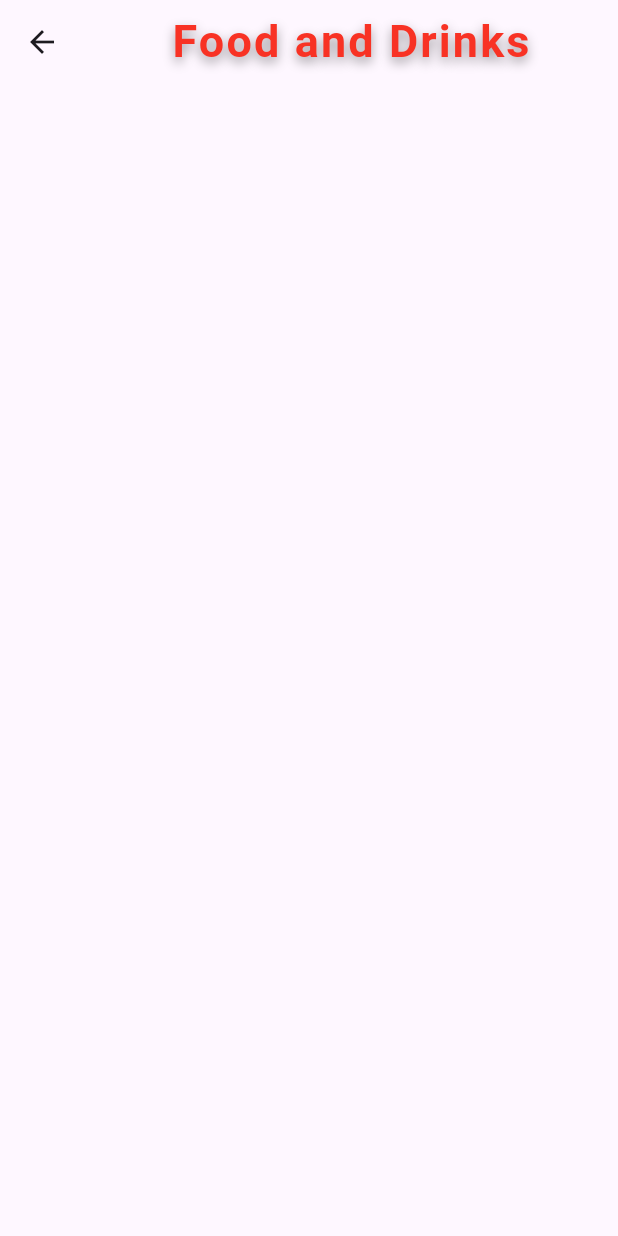
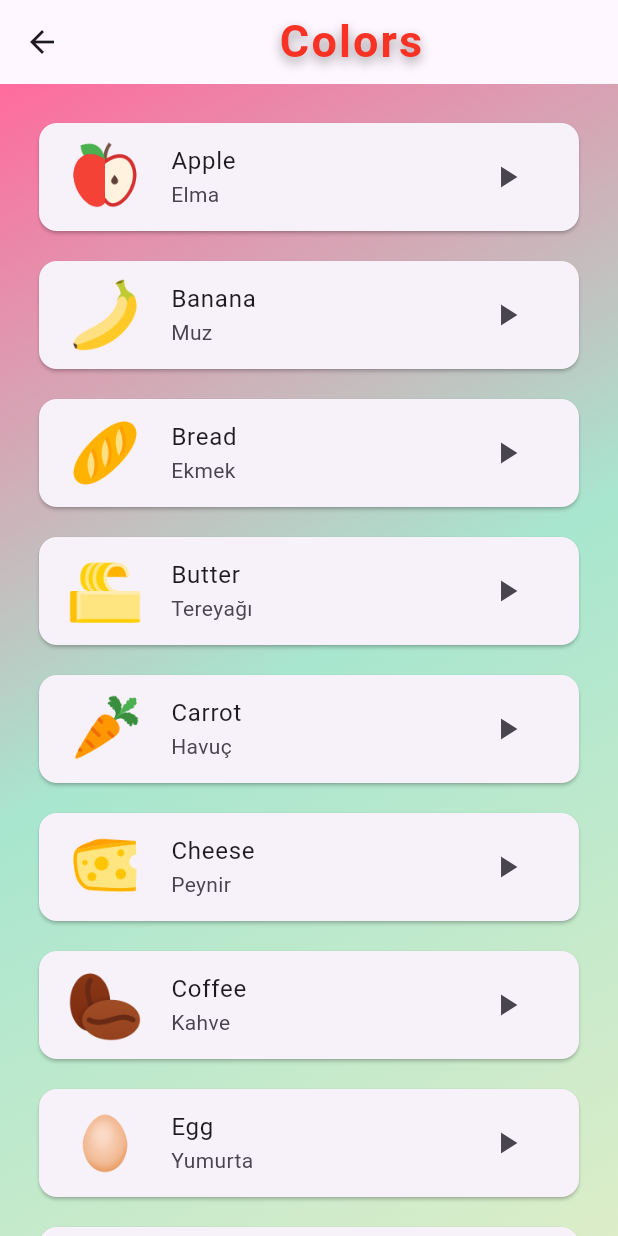
Before and after one commit to salmamehrez85/turkish_language_app, a Flutter app: the screen it shows after launch, after a tap on "Food & Drinks", on a phone screen of 412 x 824 dp. Run offline on Flutter 3.47's test engine with Material 3 defaults, Android fonts, the light colour scheme and no system bars.

Commit message:
Create Lists for all Screens && Write Screen Widget Code to be Reusable for all Screens

```diff
--- a/lib/data/animals_list.dart
+++ b/lib/data/animals_list.dart
@@ -81,4 +81,6 @@ class AnimalsList {
       sound: 'assets/sounds/animals/sheep.mp3',
     ),
   ];
+
+  static var colorsList;
 }
--- /dev/null
+++ b/lib/data/colors_list.dart
@@ -0,0 +1,48 @@
+import 'package:turkish_language_app/models/animal_model.dart';
+
+class ColorsList {
+  static final List<AnimalModel> colorsList = [
+    AnimalModel(
+      image: 'assets/images/colors/colors_black.png',
+      engText: 'Black',
+      turkText: 'Siyah',
+      sound: 'assets/sounds/colors/black.mp3',
+    ),
+    AnimalModel(
+      image: 'assets/images/colors/colors_brown.png',
+      engText: 'Brown',
+      turkText: 'Kahverengi',
+      sound: 'assets/sounds/colors/brown.mp3',
+    ),
+    AnimalModel(
+      image: 'assets/images/colors/colors_gray.png',
+      engText: 'Gray',
+      turkText: 'Gri',
+      sound: 'assets/sounds/colors/gray.mp3',
+    ),
+    AnimalModel(
+      image: 'assets/images/colors/colors_green.png',
+      engText: 'Green',
+      turkText: 'Yeşil',
+      sound: 'assets/sounds/colors/green.mp3',
+    ),
+    AnimalModel(
+      image: 'assets/images/colors/colors_red.png',
+      engText: 'Red',
+      turkText: 'Kırmızı',
+      sound: 'assets/sounds/colors/red.mp3',
+    ),
+    AnimalModel(
+      image: 'assets/images/colors/colors_white.png',
+      engText: 'White',
+      turkText: 'Beyaz',
+      sound: 'assets/sounds/colors/white.mp3',
+    ),
+    AnimalModel(
+      image: 'assets/images/colors/colors_yellow.png',
+      engText: 'Yellow',
+      turkText: 'Sarı',
+      sound: 'assets/sounds/colors/yellow.mp3',
+    ),
+  ];
+}
--- /dev/null
+++ b/lib/data/food_drinks.dart
@@ -0,0 +1,90 @@
+import 'package:turkish_language_app/models/animal_model.dart';
+
+class FoodDrinksList {
+  static final List<AnimalModel> foodDrinksList = [
+    AnimalModel(
+      image: 'assets/images/food_drinks/apple.png',
+      engText: 'Apple',
+      turkText: 'Elma',
+      sound: 'assets/sounds/food_drinks/apple.mp3',
+    ),
+    AnimalModel(
+      image: 'assets/images/food_drinks/banana.png',
+      engText: 'Banana',
+      turkText: 'Muz',
+      sound: 'assets/sounds/food_drinks/banana.mp3',
+    ),
+    AnimalModel(
+      image: 'assets/images/food_drinks/bread.png',
+      engText: 'Bread',
+      turkText: 'Ekmek',
+      sound: 'assets/sounds/food_drinks/bread.mp3',
+    ),
+    AnimalModel(
+      image: 'assets/images/food_drinks/butter.png',
+      engText: 'Butter',
+      turkText: 'Tereyağı',
+      sound: 'assets/sounds/food_drinks/butter.mp3',
+    ),
+    AnimalModel(
+      image: 'assets/images/food_drinks/carrot.png',
+      engText: 'Carrot',
+      turkText: 'Havuç',
+      sound: 'assets/sounds/food_drinks/carrot.mp3',
+    ),
+    AnimalModel(
+      image: 'assets/images/food_drinks/cheese.png',
+      engText: 'Cheese',
+      turkText: 'Peynir',
+      sound: 'assets/sounds/food_drinks/cheese.mp3',
+    ),
+    AnimalModel(
+      image: 'assets/images/food_drinks/coffee.png',
+      engText: 'Coffee',
+      turkText: 'Kahve',
+      sound: 'assets/sounds/food_drinks/coffee.mp3',
+    ),
+    AnimalModel(
+      image: 'assets/images/food_drinks/egg.png',
+      engText: 'Egg',
+      turkText: 'Yumurta',
+      sound: 'assets/sounds/food_drinks/egg.mp3',
+    ),
+    AnimalModel(
+      image: 'assets/images/food_drinks/meat.png',
+      engText: 'Meat',
+      turkText: 'Et',
+      sound: 'assets/sounds/food_drinks/meat.mp3',
+    ),
+    AnimalModel(
+      image: 'assets/images/food_drinks/milk.png',
+      engText: 'Milk',
+      turkText: 'Süt',
+      sound: 'assets/sounds/food_drinks/milk.mp3',
+    ),
+    AnimalModel(
+      image: 'assets/images/food_drinks/orange.png',
+      engText: 'Orange',
+      turkText: 'Portakal',
+      sound: 'assets/sounds/food_drinks/orange.mp3',
+    ),
+    AnimalModel(
+      image: 'assets/images/food_drinks/soup.png',
+      engText: 'Soup',
+      turkText: 'Çorba',
+      sound: 'assets/sounds/food_drinks/soup.mp3',
+    ),
+    AnimalModel(
+      image: 'assets/images/food_drinks/tea.png',
+      engText: 'Tea',
+      turkText: 'Çay',
+      sound: 'assets/sounds/food_drinks/tea.mp3',
+    ),
+    AnimalModel(
+      image: 'assets/images/food_drinks/water.png',
+      engText: 'Water',
+      turkText: 'Su',
+      sound: 'assets/sounds/food_drinks/water.mp3',
+    ),
+  ];
+}
--- a/lib/screens/colors.dart
+++ b/lib/screens/colors.dart
@@ -1,13 +1,12 @@
 import 'package:flutter/material.dart';
-import 'package:turkish_language_app/widgets/appbar_widget.dart';
+import 'package:turkish_language_app/data/colors_list.dart';
+import 'package:turkish_language_app/widgets/screen_widget.dart';
 
 class ColorsScreen extends StatelessWidget {
   const ColorsScreen({super.key});
 
   @override
   Widget build(BuildContext context) {
-    return Scaffold(
-      appBar: AppBar(title: CustomAppBar(title: "Colors")),
-    );
+    return ScreenWidget(title: "Colors", items: ColorsList.colorsList);
   }
 }
--- a/lib/screens/food_drinks.dart
+++ b/lib/screens/food_drinks.dart
@@ -1,13 +1,12 @@
 import 'package:flutter/material.dart';
-import 'package:turkish_language_app/widgets/appbar_widget.dart';
+import 'package:turkish_language_app/data/food_drinks.dart';
+import 'package:turkish_language_app/widgets/screen_widget.dart';
 
 class FoodDrinks extends StatelessWidget {
   const FoodDrinks({super.key});
 
   @override
   Widget build(BuildContext context) {
-    return Scaffold(
-      appBar: AppBar(title: CustomAppBar(title: "Food and Drinks")),
-    );
+    return ScreenWidget(title: "Colors", items: FoodDrinksList.foodDrinksList);
   }
 }
--- a/lib/screens/numbers.dart
+++ b/lib/screens/numbers.dart
@@ -1,13 +1,12 @@
 import 'package:flutter/material.dart';
-import 'package:turkish_language_app/widgets/appbar_widget.dart';
+import 'package:turkish_language_app/data/numbers.dart';
+import 'package:turkish_language_app/widgets/screen_widget.dart';
 
 class Numbers extends StatelessWidget {
   const Numbers({super.key});
 
   @override
   Widget build(BuildContext context) {
-    return Scaffold(
-      appBar: AppBar(title: CustomAppBar(title: "Numbers")),
-    );
+    return ScreenWidget(title: "Colors", items: NumbersList.numbersList);
   }
 }
--- /dev/null
+++ b/lib/widgets/screen_widget.dart
@@ -0,0 +1,35 @@
+import 'package:flutter/material.dart';
+import 'package:turkish_language_app/models/animal_model.dart';
+import 'package:turkish_language_app/widgets/animal_widget.dart';
+import 'package:turkish_language_app/widgets/appbar_widget.dart';
+
+class ScreenWidget extends StatelessWidget {
+  final String title;
+  final List<AnimalModel> items;
+  const ScreenWidget({super.key, required this.title, required this.items});
+
+  @override
+  Widget build(BuildContext context) {
+    return Scaffold(
+      backgroundColor: Colors.transparent,
+      appBar: AppBar(title: CustomAppBar(title: title)),
+      body: Container(
+        decoration: BoxDecoration(
+          gradient: LinearGradient(
+            begin: Alignment.topLeft,
+            end: Alignment.bottomRight,
+            colors: [Color(0xFFFF6B9D), Color(0xFFA8E6CF), Color(0xFFDCEDC8)],
+          ),
+        ),
+        child: ListView.builder(
+          padding: EdgeInsets.all(16),
+          itemCount: items.length,
+          itemBuilder: (context, index) {
+            final animal = items[index];
+            return AnimalWidget(animalModel: animal);
+          },
+        ),
+      ),
+    );
+  }
+}
```
Also changed, not shown: lib/data/family_members.dart (added, +42 -0 lines), lib/data/numbers.dart (added, +66 -0 lines), lib/screens/animals.dart (+2 -23 lines), lib/screens/family_members.dart (+5 -3 lines).
